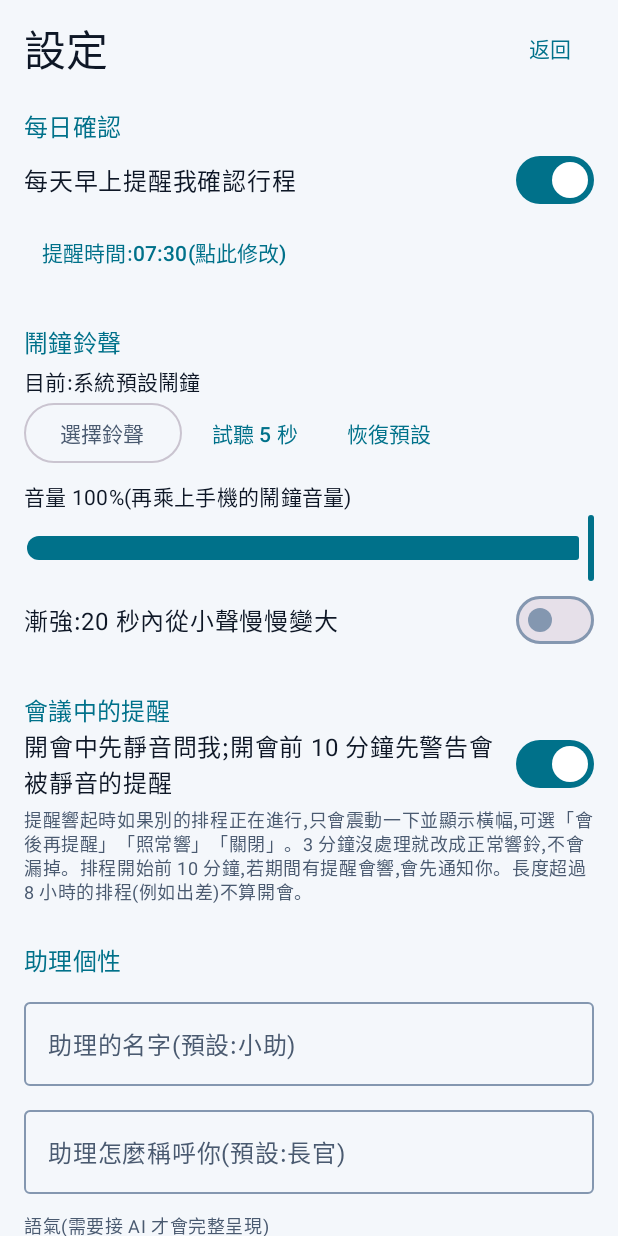
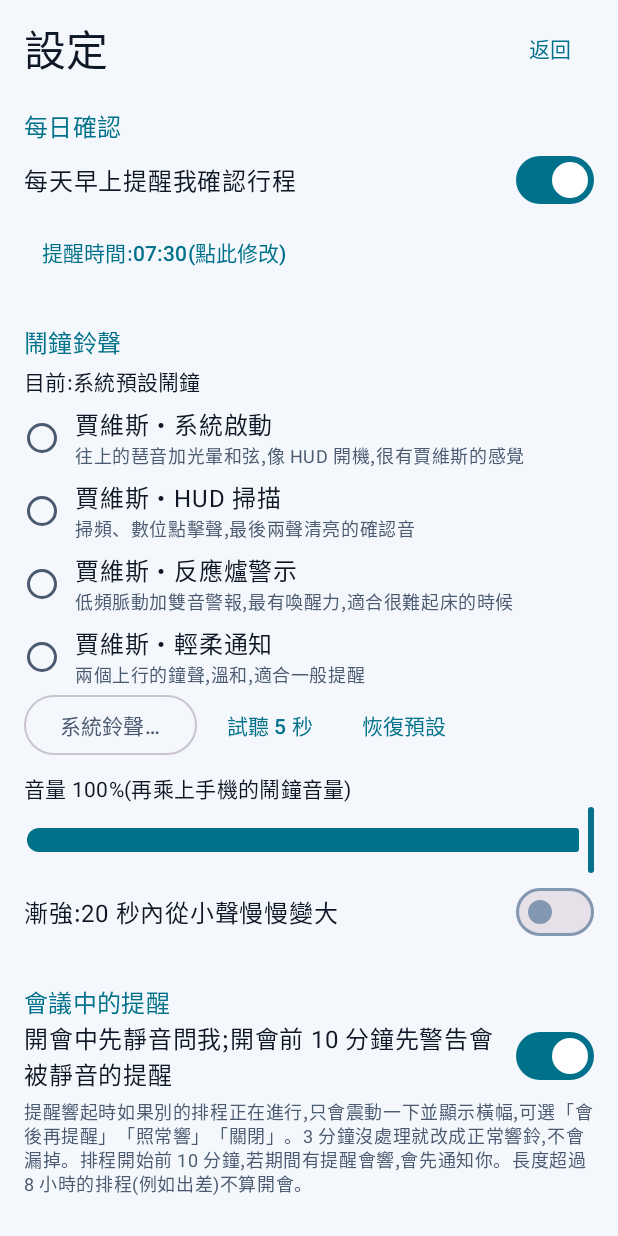
Before and after one commit to York260/free-life, an Android app built with Jetpack Compose: the composable SettingsScreen shown on its own in the app's theme, on a phone screen of 412 x 824 dp. Run offline under Robolectric (Android 15) with nearby library versions, the phone set to English and light mode, and no system bars.

Commit message:
Add four original Jarvis-style alarm sounds as built-in options
Co-Authored-By: Claude Sonnet 5.5 <noreply@anthropic.com>
Claude-Session: https://claude.ai/code/session_01TMPVYK6NRrJejmTwynC2kq

```diff
--- a/app/src/main/java/com/freelife/app/BriefingScreen.kt
+++ b/app/src/main/java/com/freelife/app/BriefingScreen.kt
@@ -3,6 +3,7 @@ package com.freelife.app
 import android.app.TimePickerDialog
 import android.os.Handler
 import android.os.Looper
+import androidx.compose.foundation.clickable
 import androidx.compose.foundation.layout.Arrangement
 import androidx.compose.foundation.layout.Column
 import androidx.compose.foundation.layout.Row
@@ -20,6 +21,7 @@ import androidx.compose.material3.Card
 import androidx.compose.material3.MaterialTheme
 import androidx.compose.material3.OutlinedButton
 import androidx.compose.material3.OutlinedTextField
+import androidx.compose.material3.RadioButton
 import androidx.compose.material3.Slider
 import androidx.compose.material3.Switch
 import android.content.Intent
@@ -260,6 +262,7 @@ fun SettingsScreen(onBack: () -> Unit) {
     var testing by remember { mutableStateOf(false) }
     var testResult by remember { mutableStateOf<String?>(null) }
     var soundName by remember { mutableStateOf(AlarmSound.title(ctx)) }
+    var soundKey by remember { mutableStateOf(AppSettings.alarmSound(ctx)) }
     var volume by remember { mutableStateOf(AppSettings.alarmVolume(ctx).toFloat()) }
     var fade by remember { mutableStateOf(AppSettings.alarmFade(ctx)) }
     val soundPicker = rememberLauncherForActivityResult(ActivityResultContracts.StartActivityForResult()) { res ->
@@ -269,6 +272,7 @@ fun SettingsScreen(onBack: () -> Unit) {
             // 選到「預設」時系統會回傳預設鬧鐘的 uri;存成空字串代表跟著系統
             val isDefault = u == null || u == RingtoneManager.getDefaultUri(RingtoneManager.TYPE_ALARM)
             AppSettings.setAlarmSound(ctx, if (isDefault) "" else u.toString())
+            soundKey = AppSettings.alarmSound(ctx)
             soundName = AlarmSound.title(ctx)
             AlarmSound.preview(ctx)
         }
@@ -347,6 +351,31 @@ fun SettingsScreen(onBack: () -> Unit) {
                 style = MaterialTheme.typography.bodyMedium,
                 modifier = Modifier.padding(top = 4.dp),
             )
+            AlarmSound.BUILTIN.forEach { (key, label, desc) ->
+                val on = soundKey == "builtin:$key"
+                Row(
+                    modifier = Modifier
+                        .fillMaxWidth()
+                        .padding(top = 6.dp)
+                        .clickable {
+                            AppSettings.setAlarmSound(ctx, "builtin:$key")
+                            soundKey = "builtin:$key"
+                            soundName = AlarmSound.title(ctx)
+                            AlarmSound.preview(ctx)
+                        },
+                    verticalAlignment = Alignment.CenterVertically,
+                ) {
+                    RadioButton(selected = on, onClick = null)
+                    Column(modifier = Modifier.padding(start = 10.dp)) {
+                        Text("賈維斯・$label", style = MaterialTheme.typography.bodyLarge)
+                        Text(
+                            desc,
+                            style = MaterialTheme.typography.bodySmall,
+                            color = MaterialTheme.colorScheme.onSurfaceVariant,
+                        )
+                    }
+                }
+            }
             Row(horizontalArrangement = Arrangement.spacedBy(8.dp), verticalAlignment = Alignment.CenterVertically) {
                 OutlinedButton(onClick = {
                     val i = Intent(RingtoneManager.ACTION_RINGTONE_PICKER)
@@ -359,10 +388,11 @@ fun SettingsScreen(onBack: () -> Unit) {
                             AlarmSound.chosen(ctx) ?: RingtoneManager.getDefaultUri(RingtoneManager.TYPE_ALARM),
                         )
                     soundPicker.launch(i)
-                }) { Text("選擇鈴聲") }
+                }) { Text("系統鈴聲…") }
                 TextButton(onClick = { AlarmSound.preview(ctx) }) { Text("試聽 5 秒") }
                 TextButton(onClick = {
                     AppSettings.setAlarmSound(ctx, "")
+                    soundKey = ""
                     soundName = AlarmSound.title(ctx)
                 }) { Text("恢復預設") }
             }
--- a/app/src/main/java/com/freelife/app/Sound.kt
+++ b/app/src/main/java/com/freelife/app/Sound.kt
@@ -10,12 +10,31 @@ import android.os.Looper
 
 /** 鬧鐘鈴聲:使用者挑的聲音(沒挑就用系統預設鬧鐘)、音量、漸強。 */
 object AlarmSound {
+    /** 內建的賈維斯風格鈴聲(原創合成):代號、名稱、說明。 */
+    val BUILTIN = listOf(
+        Triple("jarvis_boot", "系統啟動", "往上的琶音加光暈和弦,像 HUD 開機,很有賈維斯的感覺"),
+        Triple("jarvis_scan", "HUD 掃描", "掃頻、數位點擊聲,最後兩聲清亮的確認音"),
+        Triple("jarvis_reactor", "反應爐警示", "低頻脈動加雙音警報,最有喚醒力,適合很難起床的時候"),
+        Triple("jarvis_chime", "輕柔通知", "兩個上行的鐘聲,溫和,適合一般提醒"),
+    )
+
+    private const val PREFIX = "builtin:"
+
+    fun builtinKey(ctx: Context): String? =
+        AppSettings.alarmSound(ctx).takeIf { it.startsWith(PREFIX) }?.removePrefix(PREFIX)
+
     fun chosen(ctx: Context): Uri? {
         val s = AppSettings.alarmSound(ctx)
-        return if (s.isBlank()) null else Uri.parse(s)
+        if (s.isBlank()) return null
+        if (s.startsWith(PREFIX)) {
+            val id = ctx.resources.getIdentifier(s.removePrefix(PREFIX), "raw", ctx.packageName)
+            return if (id != 0) Uri.parse("android.resource://${ctx.packageName}/$id") else null
+        }
+        return Uri.parse(s)
     }
 
     fun title(ctx: Context): String {
+        builtinKey(ctx)?.let { k -> BUILTIN.firstOrNull { it.first == k }?.let { return "賈維斯・${it.second}" } }
         val u = chosen(ctx) ?: return "系統預設鬧鐘"
         return try {
             RingtoneManager.getRingtone(ctx, u)?.getTitle(ctx) ?: "自訂鈴聲"
```
Also changed, not shown: 4 other files.
